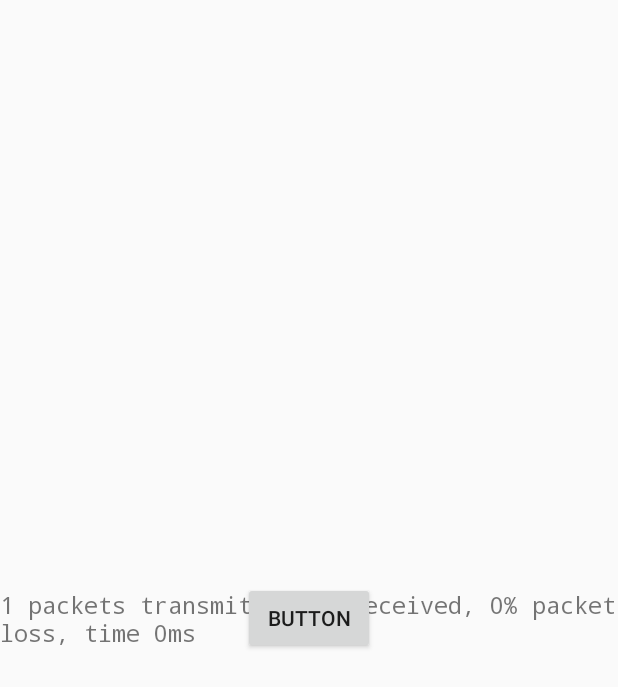
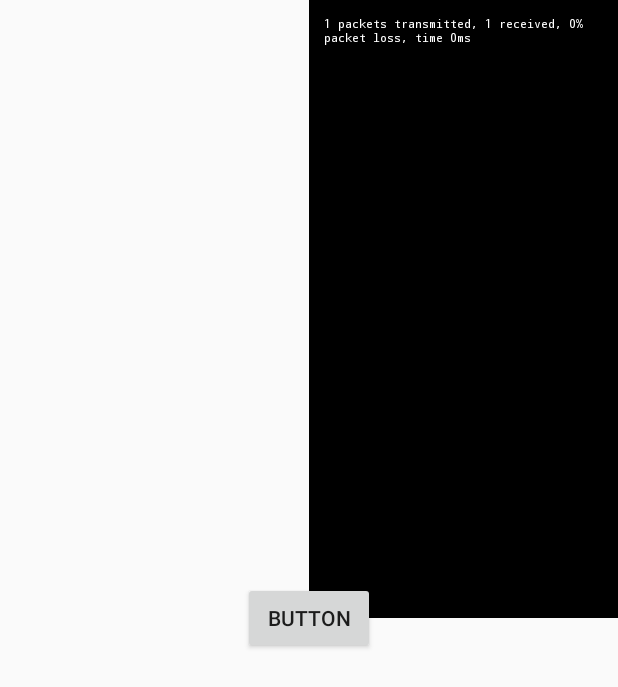
Before and after one commit to T-semi-Tohoku-Uni/NHK2024_R1_Smartphone_Controller, an Android app: the layout activity_main.xml on its own in the app's theme, with its tools: preview values and no code run, on a phone screen of 412 x 824 dp. Shown: the top 687 px of the screen. Run offline under Robolectric (Android 15) with nearby library versions, the phone set to English and light mode, and no system bars; network calls fail.

Commit message:
Add maxlines

```diff
--- a/app/src/main/java/com/example/nhk2024_r1_smartphone_controller/MainActivity.kt
+++ b/app/src/main/java/com/example/nhk2024_r1_smartphone_controller/MainActivity.kt
@@ -197,7 +197,16 @@ class MainActivity : AppCompatActivity() {
     // For display command output
     private fun updateCommandLineTextView(line: String) {
         runOnUiThread {
-            this.pingCommandLine.append("$line\n")
+            val currentText = this.pingCommandLine.text.toString()
+            val currentLines = currentText.split("\n").toMutableList()
+
+            currentLines.add(line)
+
+            while (currentLines.size > 100) {
+                currentLines.removeAt(0)
+            }
+
+            this.pingCommandLine.text = currentLines.joinToString("\n")
 
             this.pingCommandScrollView.post {
                 this.pingCommandScrollView.fullScroll(ScrollView.FOCUS_DOWN)
--- a/app/src/main/res/layout/activity_main.xml
+++ b/app/src/main/res/layout/activity_main.xml
@@ -8,19 +8,23 @@
 
     <ScrollView
         android:id="@+id/ping_command_line"
-        android:layout_width="wrap_content"
-        android:layout_height="wrap_content"
-        app:layout_constraintBottom_toBottomOf="parent"
+        android:layout_width="0dp"
+        android:layout_height="0dp"
         app:layout_constraintEnd_toEndOf="parent"
-        app:layout_constraintStart_toStartOf="parent"
         app:layout_constraintTop_toTopOf="parent"
-        android:fillViewport="true">
+        android:fillViewport="true"
+        app:layout_constraintWidth_percent="0.5"
+        app:layout_constraintHeight_percent="0.5">
+
         <TextView
             android:id="@+id/text_view_output"
             android:layout_width="match_parent"
             android:layout_height="wrap_content"
-            android:text="1 packets transmitted, 1 received, 0% packet loss, time 0ms"
-            android:textSize="16sp"
+            android:padding="10sp"
+            android:background="@color/black"
+            android:textColor="@color/white"
+            android:text="1 packets transmitted, 1 received, 0% packet loss, time 0ms\n"
+            android:textSize="8sp"
             android:fontFamily="monospace"/>
     </ScrollView>
 
```
